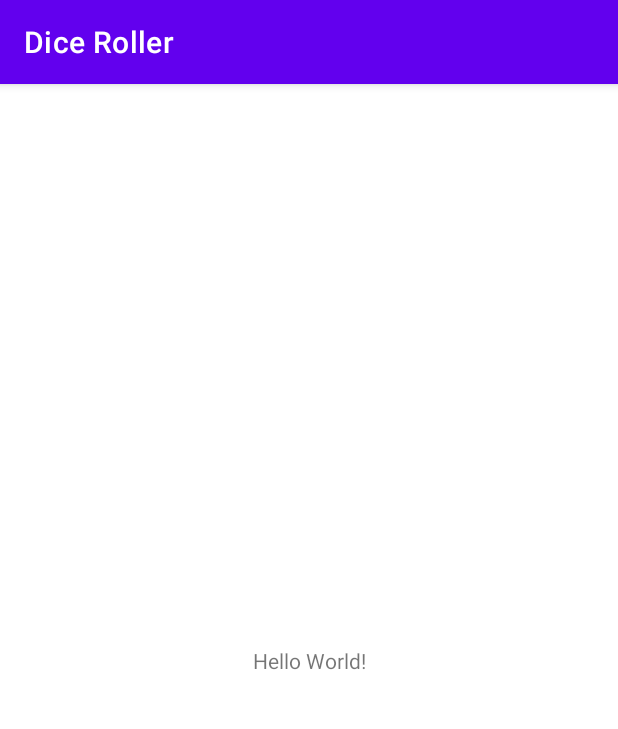
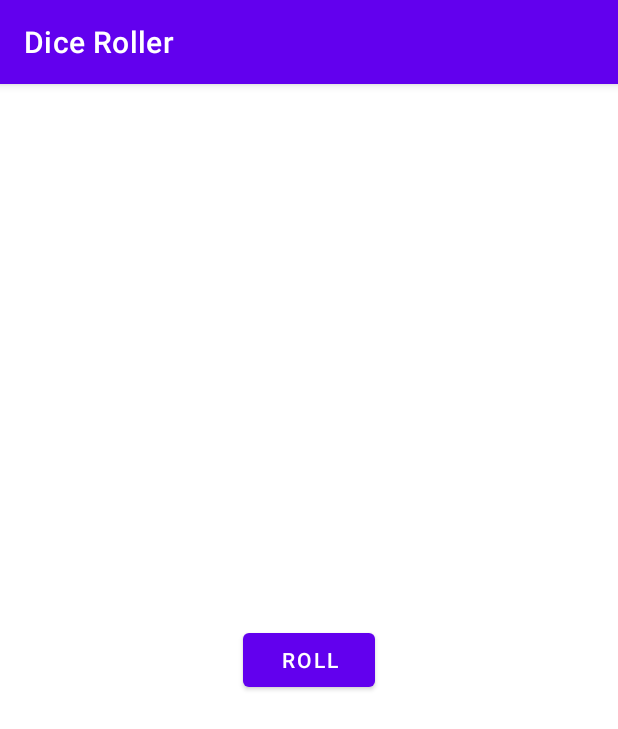
Before and after one commit to Ajaydip-Singh/Dice-Roller, an Android app: the screen it shows after launch (MainActivity), on a phone screen of 412 x 824 dp. Shown: the top 729 px of the screen. Run offline under Robolectric (Android 15) with nearby library versions, the phone set to English and light mode, and no system bars.

Commit message:
:heavy_plus_sign: add material components and viewBinding dependency

```diff
--- a/app/build.gradle
+++ b/app/build.gradle
@@ -29,6 +29,10 @@ android {
     kotlinOptions {
         jvmTarget = '1.8'
     }
+
+    buildFeatures {
+        viewBinding true
+    }
 }
 
 dependencies {
@@ -41,4 +45,5 @@ dependencies {
     testImplementation 'junit:junit:4.+'
     androidTestImplementation 'androidx.test.ext:junit:1.1.2'
     androidTestImplementation 'androidx.test.espresso:espresso-core:3.3.0'
+    implementation 'com.google.android.material:material:1.2.0'
 }
--- a/app/src/main/res/layout/activity_main.xml
+++ b/app/src/main/res/layout/activity_main.xml
@@ -5,14 +5,13 @@
     android:layout_width="match_parent"
     android:layout_height="match_parent"
     tools:context=".MainActivity">
-
-    <TextView
+    <com.google.android.material.button.MaterialButton
         android:layout_width="wrap_content"
         android:layout_height="wrap_content"
-        android:text="Hello World!"
+        android:text="Roll"
         app:layout_constraintBottom_toBottomOf="parent"
-        app:layout_constraintLeft_toLeftOf="parent"
-        app:layout_constraintRight_toRightOf="parent"
+        app:layout_constraintEnd_toEndOf="parent"
+        app:layout_constraintStart_toStartOf="parent"
         app:layout_constraintTop_toTopOf="parent" />
 
 </androidx.constraintlayout.widget.ConstraintLayout>
--- a/build.gradle
+++ b/build.gradle
@@ -6,7 +6,7 @@ buildscript {
         jcenter()
     }
     dependencies {
-        classpath "com.android.tools.build:gradle:4.1.0"
+        classpath "com.android.tools.build:gradle:4.1.1"
         classpath "org.jetbrains.kotlin:kotlin-gradle-plugin:$kotlin_version"
 
         // NOTE: Do not place your application dependencies here; they belong
```
Also changed, not shown: gradle/wrapper/gradle-wrapper.properties.
